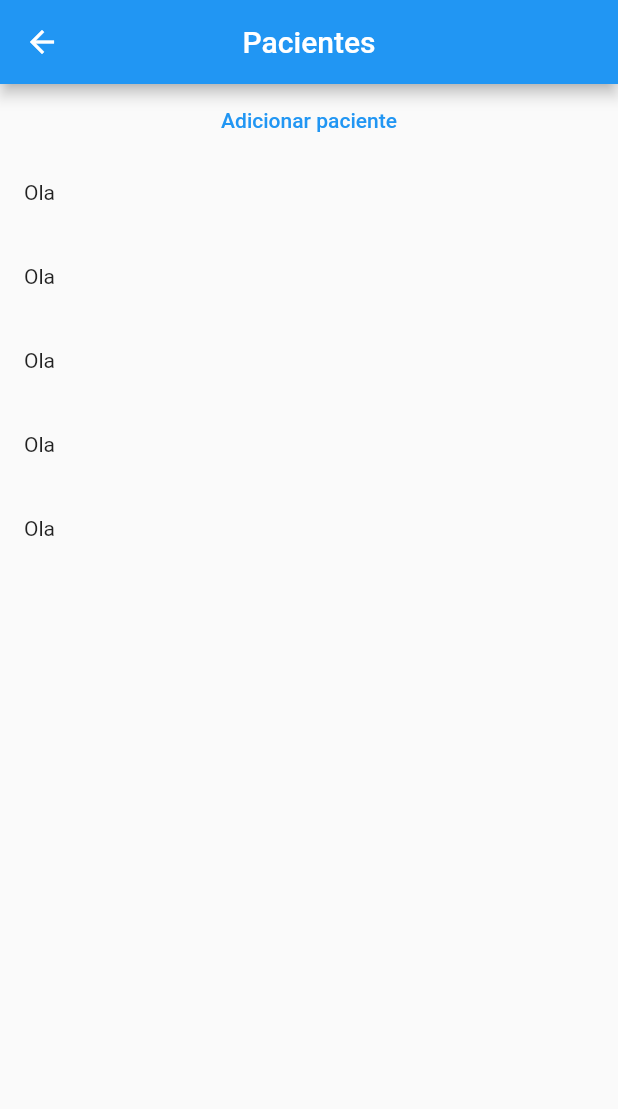
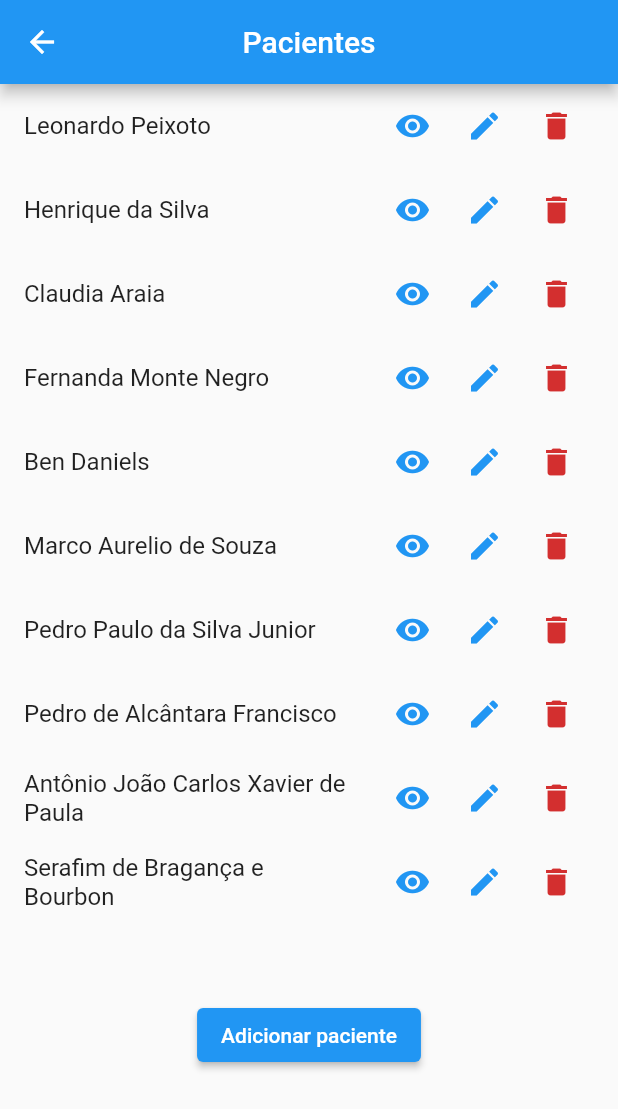
Before and after one commit to Leonardo-Barcelos/flutter_app_clinica_web, a Flutter app: the screen it shows once a user with an empty profile is signed in, after a tap on "Pacientes", on a phone screen of 412 x 824 dp. Shown: the top 1109 px of the screen. Run offline on Flutter 3.47's test engine with Material 2 defaults, Android fonts, the phone set to English and light mode, and no system bars; our stand-ins replace cloud_firestore, firebase_auth, firebase_core, firebase_storage, image_picker; missing offline and left inert: flutter_admin_scaffold, platformx; accounts and stored records are empty; statements that could not run were skipped.

Commit message:
atualização sobre andamento do projeto

```diff
--- /dev/null
+++ b/lib/components/component/patient_item.dart
@@ -0,0 +1,57 @@
+import 'package:flutter/material.dart';
+
+class PatientItem extends StatelessWidget {
+  //final PatientModel patient;
+  final String name;
+  const PatientItem({
+    Key? key,
+    required this.name,
+  }) : super(key: key);
+
+  @override
+  Widget build(BuildContext context) {
+    return ListTile(
+      title: Text(name),
+      trailing: SizedBox(
+        width: 145,
+        child: Row(
+          children: [
+            IconButton(
+              icon: const Icon(Icons.remove_red_eye),
+              color: Theme.of(context).primaryColor,
+              onPressed: () {},
+            ),
+            IconButton(
+              icon: const Icon(Icons.edit),
+              color: Theme.of(context).primaryColor,
+              onPressed: () {},
+            ),
+            IconButton(
+              icon: const Icon(Icons.delete),
+              color: Theme.of(context).errorColor,
+              onPressed: () {
+                showDialog<bool>(
+                  context: context,
+                  builder: (ctx) => AlertDialog(
+                    title: const Text('Excluir Paciente'),
+                    content: const Text('Tem certeza?'),
+                    actions: [
+                      TextButton(
+                        child: const Text('Não'),
+                        onPressed: () => Navigator.of(ctx).pop(false),
+                      ),
+                      TextButton(
+                        child: const Text('Sim'),
+                        onPressed: () => Navigator.of(ctx).pop(true),
+                      ),
+                    ],
+                  ),
+                ).then((value) async {});
+              },
+            ),
+          ],
+        ),
+      ),
+    );
+  }
+}
--- a/lib/pages/auth_page.dart
+++ b/lib/pages/auth_page.dart
@@ -51,9 +51,12 @@ class _AuthPageState extends State<AuthPage> {
             begin: Alignment.topLeft,
             end: Alignment.bottomRight,
             colors: [
-              Color(0xFF8A2387),
-              Color(0xFFE94057),
-              Color(0xFFF27121),
+              // Color(0xFF8A2387),
+              // Color(0xFFE94057),
+              // Color(0xFFF27121),
+              Color.fromRGBO(106, 90, 205, 1),
+              Color.fromRGBO(131, 111, 255, 1),
+              Color.fromRGBO(105, 89, 205, 1),
             ],
           ),
         ),
--- a/lib/pages/home_page.dart
+++ b/lib/pages/home_page.dart
@@ -1,6 +1,7 @@
 import 'package:flutter/material.dart';
 import 'package:flutter_admin_scaffold/admin_scaffold.dart';
 import 'package:flutter_app_clinica_web/components/component/item_overview.dart';
+import 'package:flutter_app_clinica_web/core/services/auth/auth_service.dart';
 import 'package:flutter_app_clinica_web/utils/app_routes.dart';
 
 class HomePage extends StatelessWidget {
@@ -9,20 +10,21 @@ class HomePage extends StatelessWidget {
   @override
   Widget build(BuildContext context) {
     return AdminScaffold(
-      appBar: AppBar(title: const Text('Projeto Clínica')),
+      appBar: AppBar(
+        title: const Text('Projeto Clínica'),
+        centerTitle: true,
+      ),
       sideBar: _sideBar(context),
-      body: _myBody(),
+      body: _myBody(context),
     );
   }
 
-  Widget _myBody() {
+  Widget _myBody(BuildContext context) {
     return GridView(
         padding: const EdgeInsets.all(10.0),
         gridDelegate: const SliverGridDelegateWithFixedCrossAxisCount(
           crossAxisCount: 2,
           childAspectRatio: 100 / 50,
-          crossAxisSpacing: 0.0,
-          mainAxisSpacing: 0.0,
         ),
         children: const [
           ItemOverview(
@@ -42,7 +44,7 @@ class HomePage extends StatelessWidget {
             name: 'Adicionar Paciente',
             image: 'assets/person_add.png',
             routeName: AppRoutes.PATIENTS_ADD,
-          ),
+          )
         ]);
   }
 
@@ -83,7 +85,9 @@ class HomePage extends StatelessWidget {
       footer: ListTile(
         leading: const Icon(Icons.exit_to_app),
         title: const Text('SAIR'),
-        onTap: () {},
+        onTap: () {
+          AuthService().logout();
+        },
       ),
     );
   }
--- a/lib/pages/patient_page.dart
+++ b/lib/pages/patient_page.dart
@@ -1,5 +1,5 @@
 import 'package:flutter/material.dart';
-import 'package:flutter_app_clinica_web/components/component/patient_component.dart';
+import 'package:flutter_app_clinica_web/components/component/patient_item.dart';
 import 'package:flutter_app_clinica_web/utils/app_routes.dart';
 
 class PatientPage extends StatefulWidget {
@@ -20,29 +20,23 @@ class _PatientPageState extends State<PatientPage> {
       body: SafeArea(
         child: SingleChildScrollView(
           child: Column(
-            crossAxisAlignment: CrossAxisAlignment.center,
-            mainAxisAlignment: MainAxisAlignment.center,
             children: [
-              TextButton(
+              const PatientItem(name: 'Leonardo Peixoto'),
+              const PatientItem(name: 'Henrique da Silva'),
+              const PatientItem(name: 'Claudia Araia '),
+              const PatientItem(name: 'Fernanda Monte Negro'),
+              const PatientItem(name: 'Ben Daniels'),
+              const PatientItem(name: 'Marco Aurelio de Souza'),
+              const PatientItem(name: 'Pedro Paulo da Silva Junior'),
+              const PatientItem(name: 'Pedro de Alcântara Francisco'),
+              const PatientItem(name: 'Antônio João Carlos Xavier de Paula'),
+              const PatientItem(name: 'Serafim de Bragança e Bourbon'),
+              const SizedBox(height: 50),
+              ElevatedButton(
                 onPressed: () {
                   Navigator.of(context).pushNamed(AppRoutes.PATIENTS_ADD);
                 },
-                child: Text('Adicionar paciente'),
-              ),
-              ListTile(
-                leading: Text('Ola'),
-              ),
-              ListTile(
-                leading: Text('Ola'),
-              ),
-              ListTile(
-                leading: Text('Ola'),
-              ),
-              ListTile(
-                leading: Text('Ola'),
-              ),
-              ListTile(
-                leading: Text('Ola'),
+                child: const Text('Adicionar paciente'),
               ),
             ],
           ),
```
Also changed, not shown: 1 other file.
